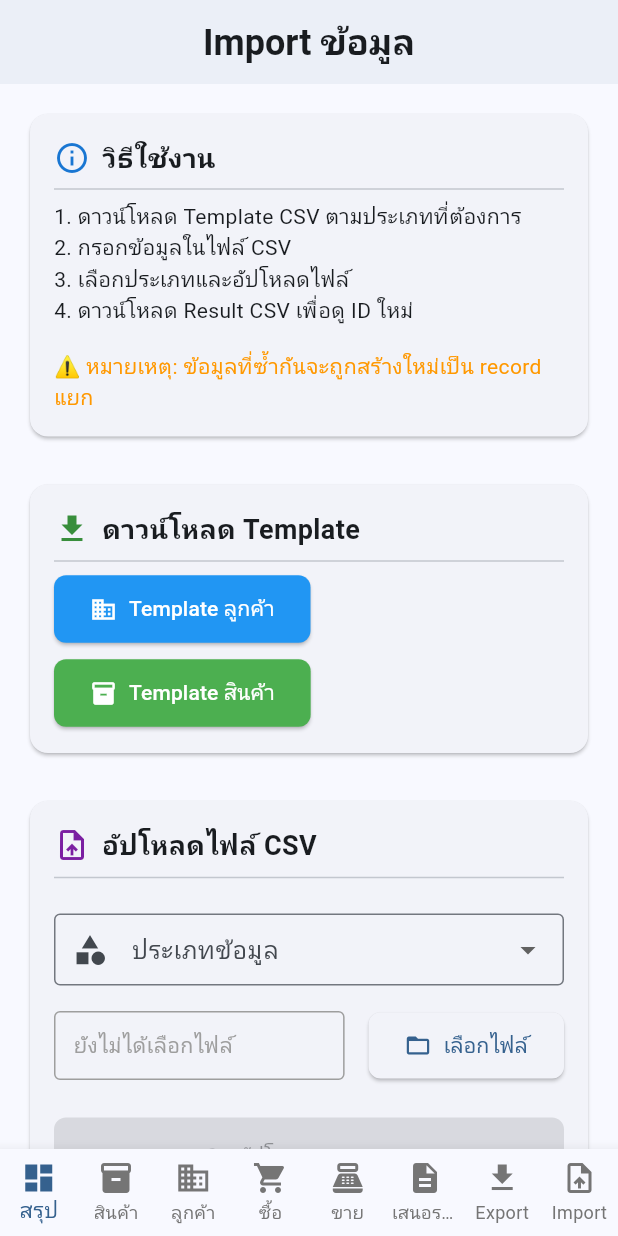
After one commit to nattarujantj/goodpack-web, a Flutter app: the ImportScreen screen opened by its route, on a phone screen of 412 x 824 dp. The commit adds this screen. Run offline on Flutter 3.47's test engine with Material 3 defaults, Android fonts, the phone set to English and light mode, and no system bars; our stand-ins replace app_links, file_picker, go_router, image_picker, pdf, printing; missing offline and left inert: dart:html; accounts and stored records are empty; network calls fail.

Commit message:
Add Import screen for CSV upload with file_picker

```diff
--- a/lib/config/app_router.dart
+++ b/lib/config/app_router.dart
@@ -18,6 +18,7 @@ import '../screens/quotation_detail_screen.dart';
 import '../screens/quotation_form_screen.dart';
 import '../screens/export_screen.dart';
 import '../screens/dashboard_screen.dart';
+import '../screens/import_screen.dart';
 
 class AppRouter {
   // Helper function to build page with no animation
@@ -292,6 +293,14 @@ class AppRouter {
               state,
             ),
           ),
+          // Import route
+          GoRoute(
+            path: '/import',
+            pageBuilder: (context, state) => _noAnimationPage(
+              const ImportScreen(),
+              state,
+            ),
+          ),
         ],
       ),
     ],
--- /dev/null
+++ b/lib/screens/import_screen.dart
@@ -0,0 +1,392 @@
+import 'dart:convert';
+import 'dart:html' as html;
+import 'package:flutter/foundation.dart';
+import 'package:flutter/material.dart';
+import 'package:http/http.dart' as http;
+import 'package:file_picker/file_picker.dart';
+import '../widgets/responsive_layout.dart';
+import '../config/env_config.dart';
+
+class ImportScreen extends StatefulWidget {
+  const ImportScreen({Key? key}) : super(key: key);
+
+  @override
+  State<ImportScreen> createState() => _ImportScreenState();
+}
+
+class _ImportScreenState extends State<ImportScreen> {
+  bool _isLoading = false;
+  String? _selectedType;
+  PlatformFile? _selectedFile;
+  String? _resultMessage;
+  String? _resultCsv;
+  int _successCount = 0;
+  int _failCount = 0;
+
+  final List<Map<String, String>> _importTypes = [
+    {'value': 'customers', 'label': 'ลูกค้า (Customers)'},
+    {'value': 'products', 'label': 'สินค้า (Products)'},
+  ];
+
+  @override
+  Widget build(BuildContext context) {
+    return Scaffold(
+      appBar: ResponsiveAppBar(
+        title: 'Import ข้อมูล',
+      ),
+      body: SingleChildScrollView(
+        padding: const EdgeInsets.all(16),
+        child: Column(
+          crossAxisAlignment: CrossAxisAlignment.start,
+          children: [
+            // Instructions Card
+            Card(
+              child: Padding(
+                padding: const EdgeInsets.all(16),
+                child: Column(
+                  crossAxisAlignment: CrossAxisAlignment.start,
+                  children: [
+                    Row(
+                      children: [
+                        Icon(Icons.info_outline, color: Colors.blue[700]),
+                        const SizedBox(width: 8),
+                        const Text(
+                          'วิธีใช้งาน',
+                          style: TextStyle(
+                            fontSize: 18,
+                            fontWeight: FontWeight.bold,
+                          ),
+                        ),
+                      ],
+                    ),
+                    const Divider(),
+                    const Text('1. ดาวน์โหลด Template CSV ตามประเภทที่ต้องการ'),
+                    const Text('2. กรอกข้อมูลในไฟล์ CSV'),
+                    const Text('3. เลือกประเภทและอัปโหลดไฟล์'),
+                    const Text('4. ดาวน์โหลด Result CSV เพื่อดู ID ใหม่'),
+                    const SizedBox(height: 16),
+                    const Text(
+                      '⚠️ หมายเหตุ: ข้อมูลที่ซ้ำกันจะถูกสร้างใหม่เป็น record แยก',
+                      style: TextStyle(color: Colors.orange),
+                    ),
+                  ],
+                ),
+              ),
+            ),
+            const SizedBox(height: 24),
+
+            // Download Templates
+            Card(
+              child: Padding(
+                padding: const EdgeInsets.all(16),
+                child: Column(
+                  crossAxisAlignment: CrossAxisAlignment.start,
+                  children: [
+                    Row(
+                      children: [
+                        Icon(Icons.download, color: Colors.green[700]),
+                        const SizedBox(width: 8),
+                        const Text(
+                          'ดาวน์โหลด Template',
+                          style: TextStyle(
+                            fontSize: 18,
+                            fontWeight: FontWeight.bold,
+                          ),
+                        ),
+                      ],
+                    ),
+                    const Divider(),
+                    Wrap(
+                      spacing: 16,
+                      runSpacing: 8,
+                      children: [
+                        ElevatedButton.icon(
+                          onPressed: () => _downloadTemplate('customers'),
+                          icon: const Icon(Icons.business),
+                          label: const Text('Template ลูกค้า'),
+                          style: ElevatedButton.styleFrom(
+                            backgroundColor: Colors.blue,
+                            foregroundColor: Colors.white,
+                          ),
+                        ),
+                        ElevatedButton.icon(
+                          onPressed: () => _downloadTemplate('products'),
+                          icon: const Icon(Icons.inventory_2),
+                          label: const Text('Template สินค้า'),
+                          style: ElevatedButton.styleFrom(
+                            backgroundColor: Colors.green,
+                            foregroundColor: Colors.white,
+                          ),
+                        ),
+                      ],
+                    ),
+                  ],
+                ),
+              ),
+            ),
+            const SizedBox(height: 24),
+
+            // Upload Section
+            Card(
+              child: Padding(
+                padding: const EdgeInsets.all(16),
+                child: Column(
+                  crossAxisAlignment: CrossAxisAlignment.start,
+                  children: [
+                    Row(
+                      children: [
+                        Icon(Icons.upload_file, color: Colors.purple[700]),
+                        const SizedBox(width: 8),
+                        const Text(
+                          'อัปโหลดไฟล์ CSV',
+                          style: TextStyle(
+                            fontSize: 18,
+                            fontWeight: FontWeight.bold,
+                          ),
+                        ),
+                      ],
+                    ),
+                    const Divider(),
+                    const SizedBox(height: 16),
+
+                    // Type Selection
+                    DropdownButtonFormField<String>(
+                      value: _selectedType,
+                      decoration: const InputDecoration(
+                        labelText: 'ประเภทข้อมูล',
+                        border: OutlineInputBorder(),
+                        prefixIcon: Icon(Icons.category),
+                      ),
+                      items: _importTypes.map((type) {
+                        return DropdownMenuItem<String>(
+                          value: type['value'],
+                          child: Text(type['label']!),
+                        );
+                      }).toList(),
+                      onChanged: (value) {
+                        setState(() {
+                          _selectedType = value;
+                        });
+                      },
+                    ),
+                    const SizedBox(height: 16),
+
+                    // File Selection
+                    Row(
+                      children: [
+                        Expanded(
+                          child: Container(
+                            padding: const EdgeInsets.all(12),
+                            decoration: BoxDecoration(
+                              border: Border.all(color: Colors.grey),
+                              borderRadius: BorderRadius.circular(4),
+                            ),
+                            child: Text(
+                              _selectedFile?.name ?? 'ยังไม่ได้เลือกไฟล์',
+                              style: TextStyle(
+                                color: _selectedFile != null ? Colors.black : Colors.grey,
+                              ),
+                            ),
+                          ),
+                        ),
+                        const SizedBox(width: 16),
+                        ElevatedButton.icon(
+                          onPressed: _pickFile,
+                          icon: const Icon(Icons.folder_open),
+                          label: const Text('เลือกไฟล์'),
+                        ),
+                      ],
+                    ),
+                    const SizedBox(height: 24),
+
+                    // Upload Button
+                    SizedBox(
+                      width: double.infinity,
+                      child: ElevatedButton.icon(
+                        onPressed: _isLoading || _selectedFile == null || _selectedType == null
+                            ? null
+                            : _uploadFile,
+                        icon: _isLoading
+                            ? const SizedBox(
+                                width: 20,
+                                height: 20,
+                                child: CircularProgressIndicator(strokeWidth: 2),
+                              )
+                            : const Icon(Icons.cloud_upload),
+                        label: Text(_isLoading ? 'กำลังอัปโหลด...' : 'อัปโหลดและ Import'),
+                        style: ElevatedButton.styleFrom(
+                          padding: const EdgeInsets.all(16),
+                          backgroundColor: Colors.purple,
+                          foregroundColor: Colors.white,
+                        ),
+                      ),
+                    ),
+                  ],
+                ),
+              ),
+            ),
+            const SizedBox(height: 24),
+
+            // Result Section
+            if (_resultMessage != null)
+              Card(
+                color: _failCount == 0 ? Colors.green[50] : Colors.orange[50],
+                child: Padding(
+                  padding: const EdgeInsets.all(16),
+                  child: Column(
+                    crossAxisAlignment: CrossAxisAlignment.start,
+                    children: [
+                      Row(
+                        children: [
+                          Icon(
+                            _failCount == 0 ? Icons.check_circle : Icons.warning,
+                            color: _failCount == 0 ? Colors.green : Colors.orange,
+                          ),
+                          const SizedBox(width: 8),
+                          const Text(
+                            'ผลลัพธ์',
+                            style: TextStyle(
+                              fontSize: 18,
+                              fontWeight: FontWeight.bold,
+                            ),
+                          ),
+                        ],
+                      ),
+                      const Divider(),
+                      Text(_resultMessage!),
+                      const SizedBox(height: 8),
+                      Row(
+                        children: [
+                          Chip(
+                            label: Text('สำเร็จ: $_successCount'),
+                            backgroundColor: Colors.green[100],
+                          ),
+                          const SizedBox(width: 8),
+                          Chip(
+                            label: Text('ล้มเหลว: $_failCount'),
+                            backgroundColor: _failCount > 0 ? Colors.red[100] : Colors.grey[100],
+                          ),
+                        ],
+                      ),
+                      const SizedBox(height: 16),
+                      if (_resultCsv != null)
+                        ElevatedButton.icon(
+                          onPressed: _downloadResultCsv,
+                          icon: const Icon(Icons.download),
+                          label: const Text('ดาวน์โหลด Result CSV'),
+                          style: ElevatedButton.styleFrom(
+                            backgroundColor: Colors.blue,
+                            foregroundColor: Colors.white,
+                          ),
+                        ),
+                    ],
+                  ),
+                ),
+              ),
+          ],
+        ),
+      ),
+    );
+  }
+
+  Future<void> _pickFile() async {
+    try {
+      final result = await FilePicker.platform.pickFiles(
+        type: FileType.custom,
+        allowedExtensions: ['csv'],
+        withData: true,
+      );
+
+      if (result != null && result.files.isNotEmpty) {
+        setState(() {
+          _selectedFile = result.files.first;
+          _resultMessage = null;
+          _resultCsv = null;
+        });
+      }
+    } catch (e) {
+      ScaffoldMessenger.of(context).showSnackBar(
+        SnackBar(content: Text('เกิดข้อผิดพลาด: $e')),
+      );
+    }
+  }
+
+  Future<void> _downloadTemplate(String type) async {
+    final url = '${EnvConfig.apiUrl}/import/$type/template';
+
+    if (kIsWeb) {
+      html.window.open(url, '_blank');
+    }
+  }
+
+  Future<void> _uploadFile() async {
+    if (_selectedFile == null || _selectedType == null) return;
+
+    setState(() {
+      _isLoading = true;
+      _resultMessage = null;
+      _resultCsv = null;
+    });
+
+    try {
+      final url = '${EnvConfig.apiUrl}/import/$_selectedType';
+
+      final request = http.MultipartRequest('POST', Uri.parse(url));
+
+      request.files.add(
+        http.MultipartFile.fromBytes(
+          'file',
+          _selectedFile!.bytes!,
+          filename: _selectedFile!.name,
+        ),
+      );
+
+      final streamedResponse = await request.send();
+      final response = await http.Response.fromStream(streamedResponse);
+
+      if (response.statusCode == 200) {
+        // Parse headers for counts
+        final successCount = int.tryParse(response.headers['x-import-success'] ?? '0') ?? 0;
+        final failCount = int.tryParse(response.headers['x-import-failed'] ?? '0') ?? 0;
+        final total = successCount + failCount;
+
+        setState(() {
+          _successCount = successCount;
+          _failCount = failCount;
+          _resultMessage = 'Import เสร็จสิ้น: $total รายการ';
+          _resultCsv = response.body;
+        });
+      } else {
+        setState(() {
+          _resultMessage = 'เกิดข้อผิดพลาด: ${response.body}';
+          _failCount = 1;
+          _successCount = 0;
+        });
+      }
+    } catch (e) {
+      setState(() {
+        _resultMessage = 'เกิดข้อผิดพลาด: $e';
+        _failCount = 1;
+        _successCount = 0;
+      });
+    } finally {
+      setState(() {
+        _isLoading = false;
+      });
+    }
+  }
+
+  void _downloadResultCsv() {
+    if (_resultCsv == null) return;
+
+    final bytes = utf8.encode(_resultCsv!);
+    final blob = html.Blob([bytes], 'text/csv;charset=utf-8');
+    final url = html.Url.createObjectUrlFromBlob(blob);
+
+    html.AnchorElement(href: url)
+      ..setAttribute('download', '${_selectedType}_result_${DateTime.now().millisecondsSinceEpoch}.csv')
+      ..click();
+
+    html.Url.revokeObjectUrl(url);
+  }
+}
--- a/lib/screens/main_screen.dart
+++ b/lib/screens/main_screen.dart
@@ -53,6 +53,10 @@ class _MainScreenState extends State<MainScreen> {
     const BottomNavigationBarItem(
       icon: Icon(Icons.file_download),
       label: 'Export',
+    ),
+    const BottomNavigationBarItem(
+      icon: Icon(Icons.upload_file),
+      label: 'Import',
     ),
   ];
 
@@ -268,6 +272,8 @@ class _MainScreenState extends State<MainScreen> {
 
                 // Export
                 _buildNavItem(6, Icons.file_download, 'Export'),
+                // Import
+                _buildNavItem(7, Icons.upload_file, 'Import'),
               ],
             ),
           ),
@@ -428,6 +434,9 @@ class _MainScreenState extends State<MainScreen> {
         case 6:
           context.go('/export');
           break;
+        case 7:
+          context.go('/import');
+          break;
       }
     } else {
       // Only animate if PageView is being used (when child is null)
--- a/pubspec.yaml
+++ b/pubspec.yaml
@@ -38,6 +38,8 @@ dependencies:
   # HTTP requests
   http: ^1.1.0
 
+  # File picker for CSV upload
+  file_picker: ^6.1.1
 
   # State management
   provider: ^6.1.1
```
Also changed, not shown: pubspec.lock, 1 other file.
